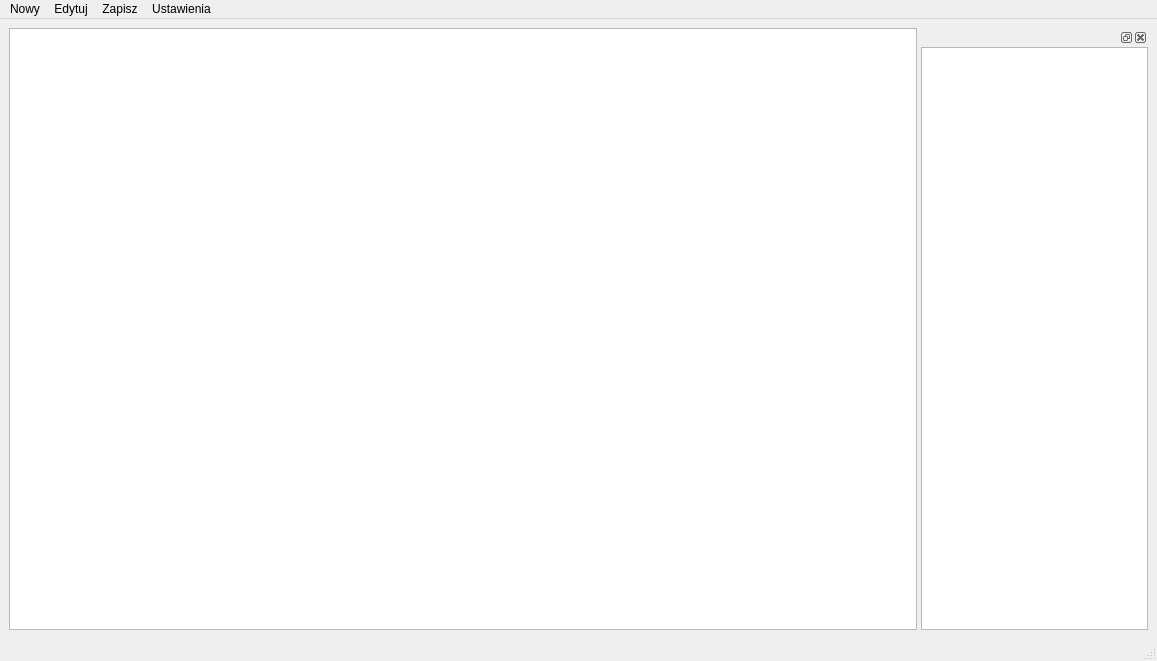
Before: the Qt Designer form Zwrotomat/Mainwindow.ui in ErySzmyt/Zwrotomat, drawn with Qt 5.
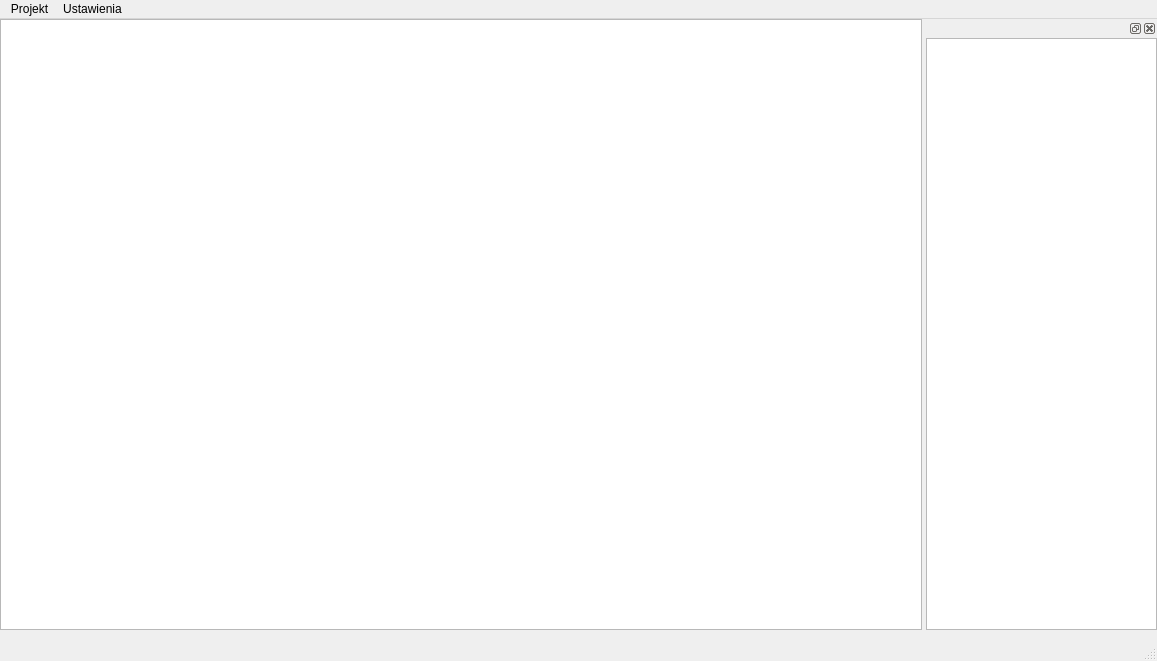
After: the same form once the commit is applied.

What changed in the file:
```diff
--- a/Zwrotomat/Mainwindow.ui
+++ b/Zwrotomat/Mainwindow.ui
@@ -15,6 +15,15 @@
   </property>
   <widget class="QWidget" name="centralwidget">
    <layout class="QGridLayout" name="gridLayout_2">
+    <property name="leftMargin">
+     <number>0</number>
+    </property>
+    <property name="topMargin">
+     <number>0</number>
+    </property>
+    <property name="rightMargin">
+     <number>0</number>
+    </property>
     <item row="0" column="0">
      <layout class="QHBoxLayout" name="horizontalLayout">
       <property name="spacing">
@@ -100,29 +109,35 @@
      <height>21</height>
     </rect>
    </property>
-   <widget class="QMenu" name="menuNowy">
+   <property name="sizePolicy">
+    <sizepolicy hsizetype="MinimumExpanding" vsizetype="MinimumExpanding">
+     <horstretch>0</horstretch>
+     <verstretch>0</verstretch>
+    </sizepolicy>
+   </property>
+   <widget class="QMenu" name="menuProjekt">
     <property name="title">
-     <string>Nowy</string>
+     <string>Projekt</string>
     </property>
-   </widget>
-   <widget class="QMenu" name="menuEdytuj">
-    <property name="title">
-     <string>Edytuj</string>
-    </property>
-   </widget>
-   <widget class="QMenu" name="menuZapisz">
-    <property name="title">
-     <string>Zapisz</string>
-    </property>
+    <widget class="QMenu" name="menuNowy">
+     <property name="title">
+      <string>Nowy</string>
+     </property>
+     <addaction name="actionZ_Folderu"/>
+     <addaction name="actionPusty"/>
+     <addaction name="actionGit"/>
+    </widget>
+    <addaction name="menuNowy"/>
+    <addaction name="actionZapisz"/>
+    <addaction name="actionEksportuj"/>
+    <addaction name="actionImportuj"/>
    </widget>
    <widget class="QMenu" name="menuUstawienia">
     <property name="title">
      <string>Ustawienia</string>
     </property>
    </widget>
-   <addaction name="menuNowy"/>
-   <addaction name="menuEdytuj"/>
-   <addaction name="menuZapisz"/>
+   <addaction name="menuProjekt"/>
    <addaction name="menuUstawienia"/>
   </widget>
   <widget class="QStatusBar" name="statusbar"/>
```
Left out of the diff: 44 changed lines with no effect on the pictures.
